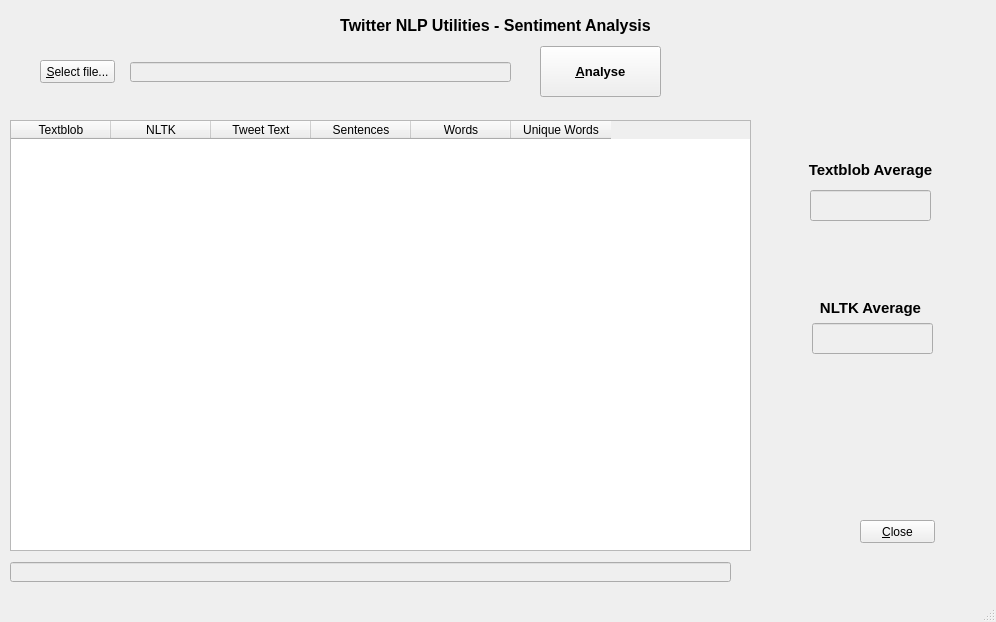
First picture: the form in gui_test/tweets_sentiment.ui, repository steincastillo/twitter-NLP, before the edit.
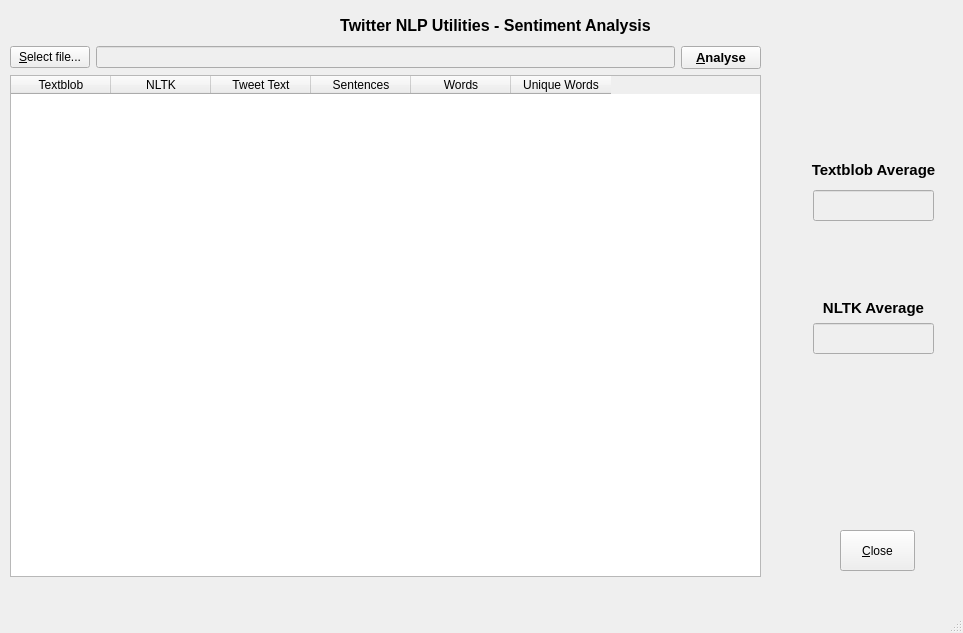
Second picture: the form after the edit.

Patch:
```diff
--- a/gui_test/tweets_sentiment.ui
+++ b/gui_test/tweets_sentiment.ui
@@ -2,12 +2,15 @@
 <ui version="4.0">
  <class>MainWindow</class>
  <widget class="QMainWindow" name="MainWindow">
+  <property name="enabled">
+   <bool>true</bool>
+  </property>
   <property name="geometry">
    <rect>
     <x>0</x>
     <y>0</y>
-    <width>996</width>
-    <height>622</height>
+    <width>963</width>
+    <height>633</height>
    </rect>
   </property>
   <property name="windowTitle">
@@ -37,136 +40,23 @@
      <set>Qt::AlignCenter</set>
     </property>
    </widget>
-   <widget class="QPushButton" name="bSelectFile">
-    <property name="geometry">
-     <rect>
-      <x>40</x>
-      <y>60</y>
-      <width>75</width>
-      <height>23</height>
-     </rect>
-    </property>
-    <property name="text">
-     <string>&amp;Select file...</string>
-    </property>
-   </widget>
    <widget class="QPushButton" name="bClose">
     <property name="geometry">
      <rect>
-      <x>860</x>
-      <y>520</y>
+      <x>840</x>
+      <y>530</y>
       <width>75</width>
-      <height>23</height>
+      <height>41</height>
      </rect>
     </property>
     <property name="text">
      <string>&amp;Close</string>
     </property>
    </widget>
-   <widget class="QLineEdit" name="lFileName">
-    <property name="enabled">
-     <bool>false</bool>
-    </property>
-    <property name="geometry">
-     <rect>
-      <x>130</x>
-      <y>62</y>
-      <width>381</width>
-      <height>20</height>
-     </rect>
-    </property>
-    <property name="font">
-     <font>
-      <weight>50</weight>
-      <bold>false</bold>
-     </font>
-    </property>
-   </widget>
-   <widget class="QPushButton" name="bAnalyse">
-    <property name="geometry">
-     <rect>
-      <x>540</x>
-      <y>46</y>
-      <width>121</width>
-      <height>51</height>
-     </rect>
-    </property>
-    <property name="font">
-     <font>
-      <pointsize>10</pointsize>
-      <weight>75</weight>
-      <bold>true</bold>
-     </font>
-    </property>
-    <property name="text">
-     <string>&amp;Analyse</string>
-    </property>
-   </widget>
-   <widget class="QTableWidget" name="tTweets">
-    <property name="enabled">
-     <bool>true</bool>
-    </property>
-    <property name="geometry">
-     <rect>
-      <x>10</x>
-      <y>120</y>
-      <width>741</width>
-      <height>431</height>
-     </rect>
-    </property>
-    <property name="verticalScrollBarPolicy">
-     <enum>Qt::ScrollBarAsNeeded</enum>
-    </property>
-    <property name="showGrid">
-     <bool>true</bool>
-    </property>
-    <property name="gridStyle">
-     <enum>Qt::SolidLine</enum>
-    </property>
-    <property name="rowCount">
-     <number>0</number>
-    </property>
-    <property name="columnCount">
-     <number>6</number>
-    </property>
-    <attribute name="verticalHeaderDefaultSectionSize">
-     <number>24</number>
-    </attribute>
-    <column>
-     <property name="text">
-      <string>Textblob</string>
-     </property>
-    </column>
-    <column>
-     <property name="text">
-      <string>NLTK</string>
-     </property>
-    </column>
-    <column>
-     <property name="text">
-      <string>Tweet Text</string>
-     </property>
-    </column>
-    <column>
-     <property name="text">
-      <string>Sentences</string>
-     </property>
-    </column>
-    <column>
-     <property name="text">
-      <string>Words</string>
-     </property>
-    </column>
-    <column>
-     <property name="text">
-      <string>Unique Words</string>
-     </property>
-    </column>
-   </widget>
    <widget class="QLabel" name="label_2">
     <property name="geometry">
      <rect>
-      <x>795</x>
+      <x>798</x>
       <y>160</y>
       <width>151</width>
       <height>20</height>
@@ -192,7 +82,7 @@
     </property>
     <property name="geometry">
      <rect>
-      <x>810</x>
+      <x>813</x>
       <y>190</y>
       <width>121</width>
       <height>31</height>
@@ -209,7 +99,7 @@
    <widget class="QLabel" name="label_3">
     <property name="geometry">
      <rect>
-      <x>810</x>
+      <x>813</x>
       <y>300</y>
       <width>121</width>
       <height>16</height>
@@ -235,7 +125,7 @@
     </property>
     <property name="geometry">
      <rect>
-      <x>812</x>
+      <x>813</x>
       <y>323</y>
       <width>121</width>
       <height>31</height>
@@ -249,18 +139,110 @@
      </font>
     </property>
    </widget>
-   <widget class="QLineEdit" name="lStatusline">
-    <property name="enabled">
-     <bool>false</bool>
-    </property>
+   <widget class="QWidget" name="">
     <property name="geometry">
      <rect>
       <x>10</x>
-      <y>562</y>
-      <width>721</width>
-      <height>20</height>
+      <y>46</y>
+      <width>751</width>
+      <height>531</height>
      </rect>
     </property>
+    <layout class="QVBoxLayout" name="verticalLayout">
+     <item>
+      <layout class="QHBoxLayout" name="horizontalLayout">
+       <item>
+        <widget class="QPushButton" name="bSelectFile">
+         <property name="text">
+          <string>&amp;Select file...</string>
+         </property>
+        </widget>
+       </item>
+       <item>
+        <widget class="QLineEdit" name="lFileName">
+         <property name="enabled">
+          <bool>false</bool>
+         </property>
+         <property name="font">
+          <font>
+           <weight>50</weight>
+           <bold>false</bold>
+          </font>
+         </property>
+        </widget>
+       </item>
+       <item>
+        <widget class="QPushButton" name="bAnalyse">
+         <property name="font">
+          <font>
+           <pointsize>10</pointsize>
+           <weight>75</weight>
+           <bold>true</bold>
+          </font>
+         </property>
+         <property name="text">
+          <string>&amp;Analyse</string>
+         </property>
+        </widget>
+       </item>
+      </layout>
+     </item>
+     <item>
+      <widget class="QTableWidget" name="tTweets">
+       <property name="enabled">
+        <bool>true</bool>
+       </property>
+       <property name="verticalScrollBarPolicy">
+        <enum>Qt::ScrollBarAsNeeded</enum>
+       </property>
+       <property name="showGrid">
+        <bool>true</bool>
+       </property>
+       <property name="gridStyle">
+        <enum>Qt::SolidLine</enum>
+       </property>
+       <property name="rowCount">
+        <number>0</number>
+       </property>
+       <property name="columnCount">
+        <number>6</number>
+       </property>
+       <attribute name="verticalHeaderDefaultSectionSize">
+        <number>24</number>
+       </attribute>
+       <column>
+        <property name="text">
+         <string>Textblob</string>
+        </property>
+       </column>
+       <column>
+        <property name="text">
+         <string>NLTK</string>
+        </property>
+       </column>
+       <column>
+        <property name="text">
+         <string>Tweet Text</string>
+        </property>
+       </column>
+       <column>
+        <property name="text">
+         <string>Sentences</string>
+        </property>
+       </column>
+       <column>
+        <property name="text">
+         <string>Words</string>
+        </property>
+       </column>
+       <column>
+        <property name="text">
+         <string>Unique Words</string>
+        </property>
+       </column>
+      </widget>
+     </item>
+    </layout>
    </widget>
   </widget>
   <widget class="QMenuBar" name="menubar">
```
Left out of the diff: 11 changed lines with no effect on the pictures.
